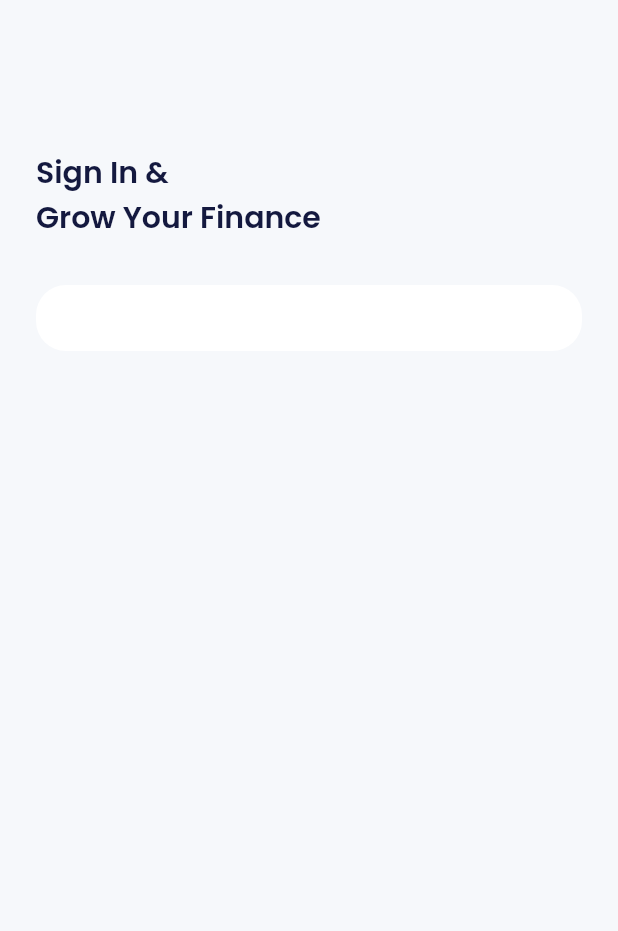
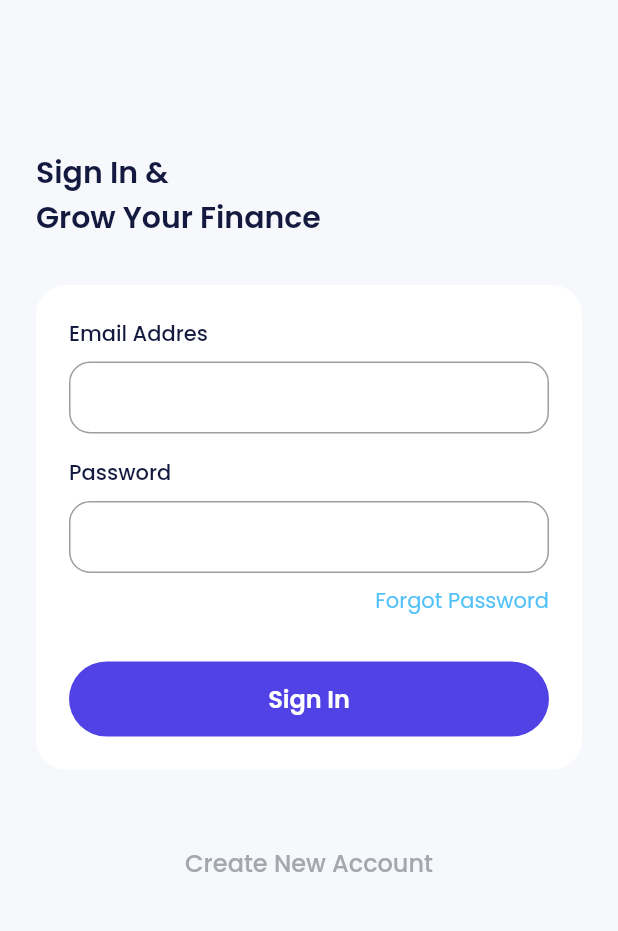
Before and after one commit to syaifudinm149/bank_sha, a Flutter app: the SignInPage screen opened directly, on a phone screen of 412 x 824 dp, the part 225-1156 px from its top. Run offline on Flutter 3.47's test engine with Material 2 defaults, Android fonts, the phone set to English and light mode, and no system bars; our stand-ins replace carousel_slider, google_fonts.

Commit message:
slicing sign in part 2

```diff
--- a/lib/ui/pages/sign_in_page.dart
+++ b/lib/ui/pages/sign_in_page.dart
@@ -45,11 +45,103 @@ class SignInPage extends StatelessWidget {
               color: whiteColor,
             ),
             child: Column(
+              crossAxisAlignment: CrossAxisAlignment.start,
               children: [
-                // NOTE: EMAIL INPUT
+                //NOTE: EMAIL INPUT
+                Text(
+                  'Email Addres',
+                  style: blackTextStyle.copyWith(
+                    fontWeight: medium,
+                  ),
+                ),
+                const SizedBox(
+                  height: 8,
+                ),
+                TextFormField(
+                  decoration: InputDecoration(
+                    border: OutlineInputBorder(
+                      borderRadius: BorderRadius.circular(14),
+                    ),
+                    contentPadding: const EdgeInsets.all(12),
+                  ),
+                ),
+                const SizedBox(
+                  height: 16,
+                ),
+                //NOTE: PASSWORD INPUT
+                Text(
+                  'Password',
+                  style: blackTextStyle.copyWith(
+                    fontWeight: medium,
+                  ),
+                ),
+                const SizedBox(
+                  height: 8,
+                ),
+                TextFormField(
+                  obscureText: true,
+                  decoration: InputDecoration(
+                    border: OutlineInputBorder(
+                      borderRadius: BorderRadius.circular(14),
+                    ),
+                    contentPadding: const EdgeInsets.all(12),
+                  ),
+                ),
+                const SizedBox(
+                  height: 8,
+                ),
+                Align(
+                  alignment: Alignment.centerRight,
+                  child: Text(
+                    'Forgot Password',
+                    style: blueTextStyle,
+                  ),
+                ),
+                const SizedBox(
+                  height: 30,
+                ),
+                SizedBox(
+                  width: double.infinity,
+                  height: 50,
+                  child: TextButton(
+                    onPressed: () {},
+                    style: TextButton.styleFrom(
+                      backgroundColor: purpleColor,
+                      shape: RoundedRectangleBorder(
+                        borderRadius: BorderRadius.circular(56),
+                      ),
+                    ),
+                    child: Text(
+                      'Sign In',
+                      style: whiteTextStyle.copyWith(
+                        fontSize: 16,
+                        fontWeight: semiBold,
+                      ),
+                    ),
+                  ),
+                ),
               ],
             ),
-          )
+          ),
+          const SizedBox(
+            height: 50,
+          ),
+          SizedBox(
+            width: double.infinity,
+            height: 24,
+            child: TextButton(
+              onPressed: () {},
+              style: TextButton.styleFrom(
+                padding: EdgeInsets.zero,
+              ),
+              child: Text(
+                'Create New Account',
+                style: greyTextStyle.copyWith(
+                  fontSize: 16,
+                ),
+              ),
+            ),
+          ),
         ],
       ),
     );
```
